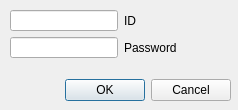
Above: logindlg.ui from shadowgt/ChatClient before the change. Below: the same form after it.
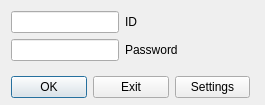
That is the form after the change.

Commit message: Add settings dialog for port and ip Add guest login Add Channel Chat Update login

Diff of the .ui file:
```diff
--- a/logindlg.ui
+++ b/logindlg.ui
@@ -6,56 +6,76 @@
    <rect>
     <x>0</x>
     <y>0</y>
-    <width>238</width>
-    <height>110</height>
+    <width>265</width>
+    <height>105</height>
    </rect>
   </property>
   <property name="windowTitle">
    <string>Dialog</string>
   </property>
-  <widget class="QDialogButtonBox" name="buttonBox">
-   <property name="geometry">
-    <rect>
-     <x>10</x>
-     <y>70</y>
-     <width>221</width>
-     <height>41</height>
-    </rect>
-   </property>
-   <property name="orientation">
-    <enum>Qt::Horizontal</enum>
-   </property>
-   <property name="standardButtons">
-    <set>QDialogButtonBox::Cancel|QDialogButtonBox::Ok</set>
-   </property>
-  </widget>
   <widget class="QWidget" name="layoutWidget">
    <property name="geometry">
     <rect>
-     <x>10</x>
-     <y>10</y>
-     <width>215</width>
-     <height>48</height>
+     <x>11</x>
+     <y>11</y>
+     <width>239</width>
+     <height>87</height>
     </rect>
    </property>
-   <layout class="QFormLayout" name="formLayout">
-    <item row="0" column="0">
-     <widget class="QLineEdit" name="lineEdit_ID"/>
-    </item>
-    <item row="0" column="1">
-     <widget class="QLabel" name="label_Id">
-      <property name="text">
-       <string>ID</string>
-      </property>
-     </widget>
+   <layout class="QGridLayout" name="gridLayout_2">
+    <item row="0" column="0" colspan="3">
+     <layout class="QGridLayout" name="gridLayout">
+      <item row="0" column="0" colspan="2">
+       <layout class="QFormLayout" name="formLayout">
+        <item row="0" column="0">
+         <widget class="QLineEdit" name="lineEdit_ID"/>
+        </item>
+        <item row="0" column="1">
+         <widget class="QLabel" name="label_Id">
+          <property name="text">
+           <string>ID</string>
+          </property>
+         </widget>
+        </item>
+        <item row="1" column="0">
+         <widget class="QLineEdit" name="lineEdit_Password">
+          <property name="inputMask">
+           <string/>
+          </property>
+          <property name="text">
+           <string/>
+          </property>
+         </widget>
+        </item>
+        <item row="1" column="1">
+         <widget class="QLabel" name="label_Password">
+          <property name="text">
+           <string>Password</string>
+          </property>
+         </widget>
+        </item>
+       </layout>
+      </item>
+     </layout>
     </item>
     <item row="1" column="0">
-     <widget class="QLineEdit" name="lineEdit_Password"/>
+     <widget class="QPushButton" name="pushButton_OK">
+      <property name="text">
+       <string>OK</string>
+      </property>
+     </widget>
     </item>
     <item row="1" column="1">
-     <widget class="QLabel" name="label_Password">
+     <widget class="QPushButton" name="pushButton_exit">
       <property name="text">
-       <string>Password</string>
+       <string>Exit</string>
+      </property>
+     </widget>
+    </item>
+    <item row="1" column="2">
+     <widget class="QPushButton" name="pushButton_settings">
+      <property name="text">
+       <string>Settings</string>
       </property>
      </widget>
     </item>
```
Left out of the diff: 35 changed lines with no effect on the pictures. The commit also changes 14 other files.
